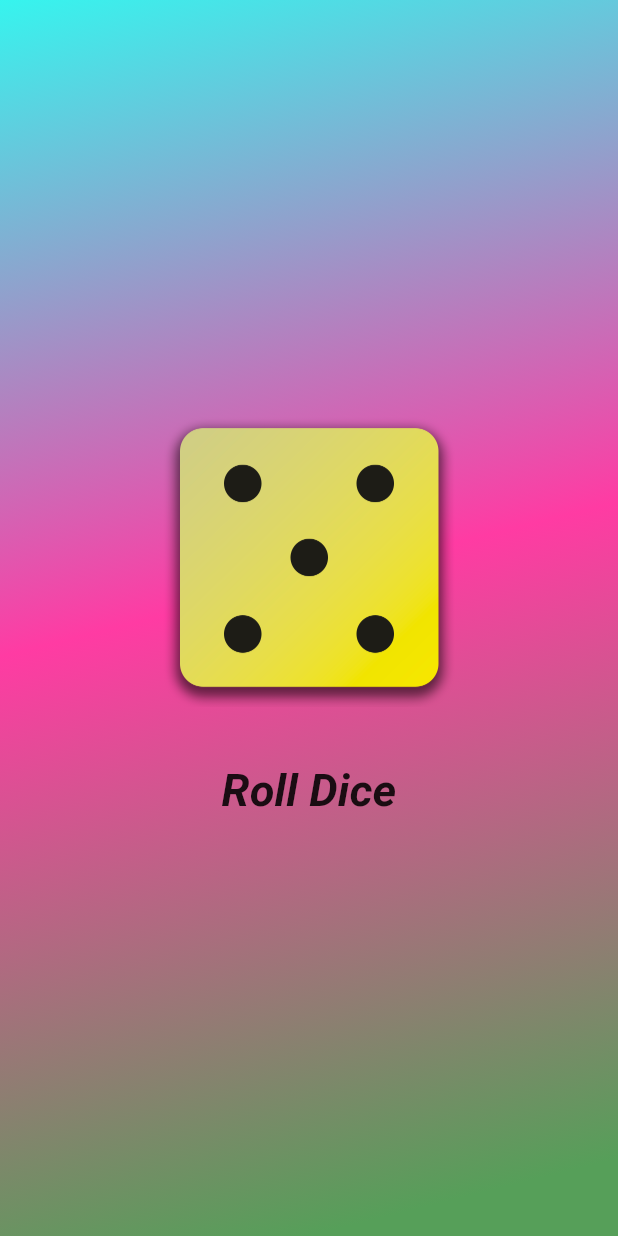
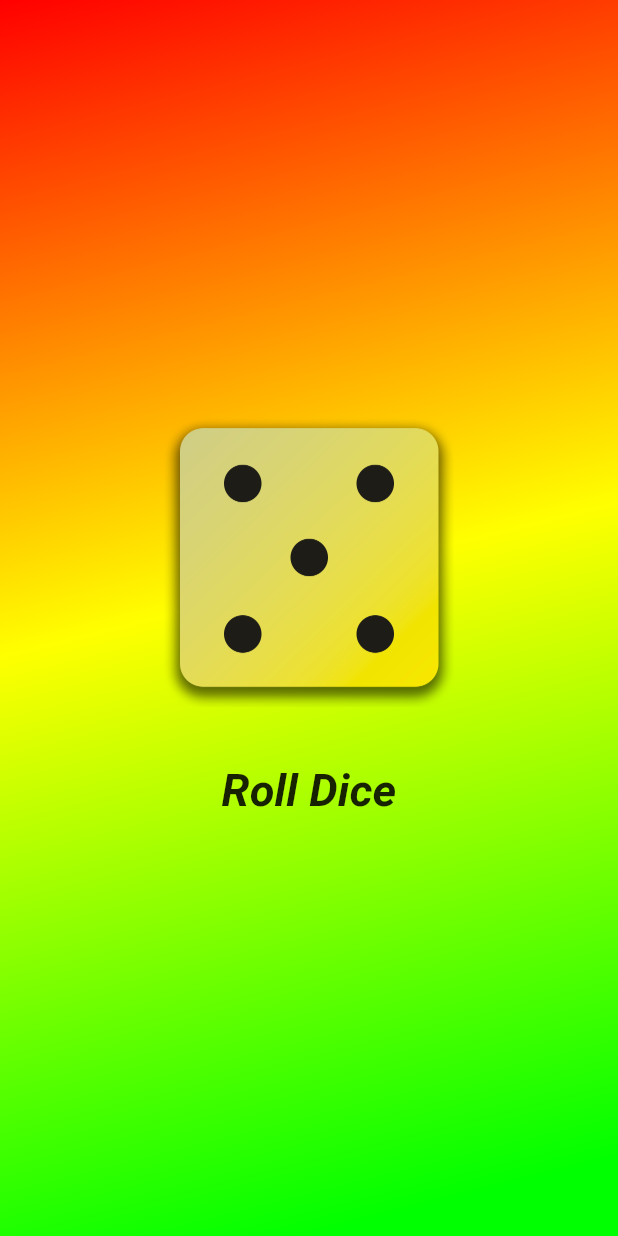
Before and after one commit to Ariumboro730Li/dart_roll_dice, a Flutter app: the screen it shows after launch, after a tap on "Roll Dice", on a phone screen of 412 x 824 dp. Run offline on Flutter 3.47's test engine with Material 3 defaults, Android fonts, the phone set to English and light mode, and no system bars.

Commit message:
it works

```diff
--- a/lib/dice_roller.dart
+++ b/lib/dice_roller.dart
@@ -13,12 +13,11 @@ class DiceRoller extends StatefulWidget {
 }
 
 class _DiceRollerState extends State<DiceRoller> {
-  var activeDiceImages = 'assets/images/dice-${Random().nextInt(6) + 1}.png';
-
+  final randomizer = Random();
+  var currentDiceRoll = 2;
   void rollDice() {
     setState((){
-      activeDiceImages = 'assets/images/dice-${Random().nextInt(6) + 1}.png';
-      debugPrint('activeDiceImages: $activeDiceImages');
+      currentDiceRoll = randomizer.nextInt(6) + 1;
     });
   }
 
@@ -37,7 +36,7 @@ class _DiceRollerState extends State<DiceRoller> {
     return Column(
       mainAxisSize: MainAxisSize.min,
       children: [
-        Image.asset(activeDiceImages, width: 200),
+        Image.asset('assets/images/dice-$currentDiceRoll.png', width: 200),
         const SizedBox(height: 30),
         TextButton(
           onPressed: rollDice,
--- a/lib/main.dart
+++ b/lib/main.dart
@@ -5,7 +5,13 @@ void main() {
   runApp(
     MaterialApp(
       home: Scaffold(
-        body: GradientContainer.reyelgre(),
+        body: GradientContainer(
+          colors: const [
+            Color.fromARGB(255, 255, 0, 0),
+            Color.fromARGB(255, 255, 255, 0),
+            Color.fromARGB(255, 0, 255, 0),
+          ],
+        ),
       )
     ),
   );
```
